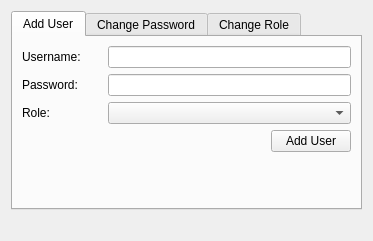
This is ui_files/admin_tools.ui in sanath111/rbhus_clone as Qt 5 draws it before an edit. The edited form follows.
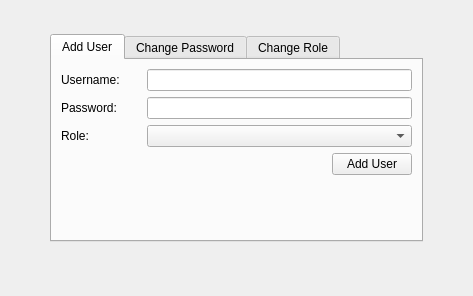
This is the edited form.

The edit to the form file:
```diff
--- a/ui_files/admin_tools.ui
+++ b/ui_files/admin_tools.ui
@@ -6,15 +6,15 @@
    <rect>
     <x>0</x>
     <y>0</y>
-    <width>373</width>
-    <height>241</height>
+    <width>473</width>
+    <height>296</height>
    </rect>
   </property>
   <property name="windowTitle">
    <string>Form</string>
   </property>
   <layout class="QGridLayout" name="gridLayout_2">
-   <item row="0" column="0">
+   <item row="1" column="1">
     <widget class="QTabWidget" name="tabWidget">
      <property name="currentIndex">
       <number>0</number>
@@ -386,7 +386,7 @@
      </widget>
     </widget>
    </item>
-   <item row="2" column="0">
+   <item row="3" column="1">
     <widget class="QLabel" name="messageLabel">
      <property name="text">
       <string/>
@@ -396,6 +396,70 @@
      </property>
     </widget>
    </item>
+   <item row="0" column="1">
+    <spacer name="verticalSpacer_4">
+     <property name="orientation">
+      <enum>Qt::Vertical</enum>
+     </property>
+     <property name="sizeType">
+      <enum>QSizePolicy::Preferred</enum>
+     </property>
+     <property name="sizeHint" stdset="0">
+      <size>
+       <width>20</width>
+       <height>40</height>
+      </size>
+     </property>
+    </spacer>
+   </item>
+   <item row="4" column="1">
+    <spacer name="verticalSpacer_5">
+     <property name="orientation">
+      <enum>Qt::Vertical</enum>
+     </property>
+     <property name="sizeType">
+      <enum>QSizePolicy::Preferred</enum>
+     </property>
+     <property name="sizeHint" stdset="0">
+      <size>
+       <width>20</width>
+       <height>40</height>
+      </size>
+     </property>
+    </spacer>
+   </item>
+   <item row="1" column="2">
+    <spacer name="horizontalSpacer_4">
+     <property name="orientation">
+      <enum>Qt::Horizontal</enum>
+     </property>
+     <property name="sizeType">
+      <enum>QSizePolicy::Preferred</enum>
+     </property>
+     <property name="sizeHint" stdset="0">
+      <size>
+       <width>40</width>
+       <height>20</height>
+      </size>
+     </property>
+    </spacer>
+   </item>
+   <item row="1" column="0">
+    <spacer name="horizontalSpacer_5">
+     <property name="orientation">
+      <enum>Qt::Horizontal</enum>
+     </property>
+     <property name="sizeType">
+      <enum>QSizePolicy::Preferred</enum>
+     </property>
+     <property name="sizeHint" stdset="0">
+      <size>
+       <width>40</width>
+       <height>20</height>
+      </size>
+     </property>
+    </spacer>
+   </item>
   </layout>
  </widget>
  <resources/>
```
